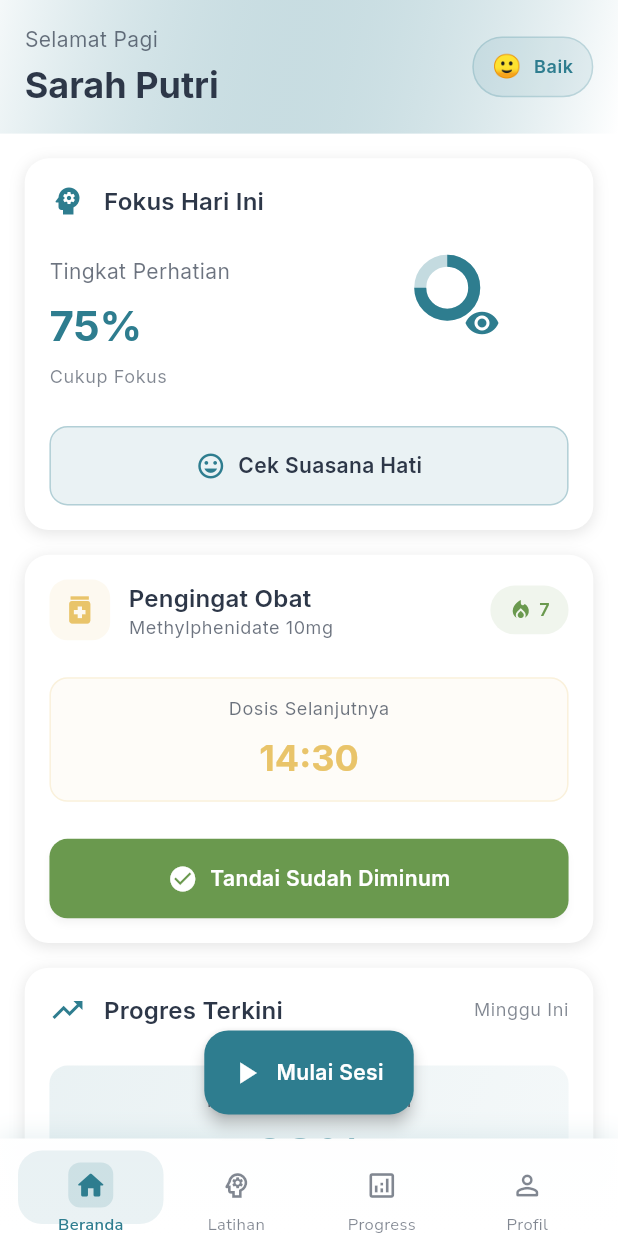
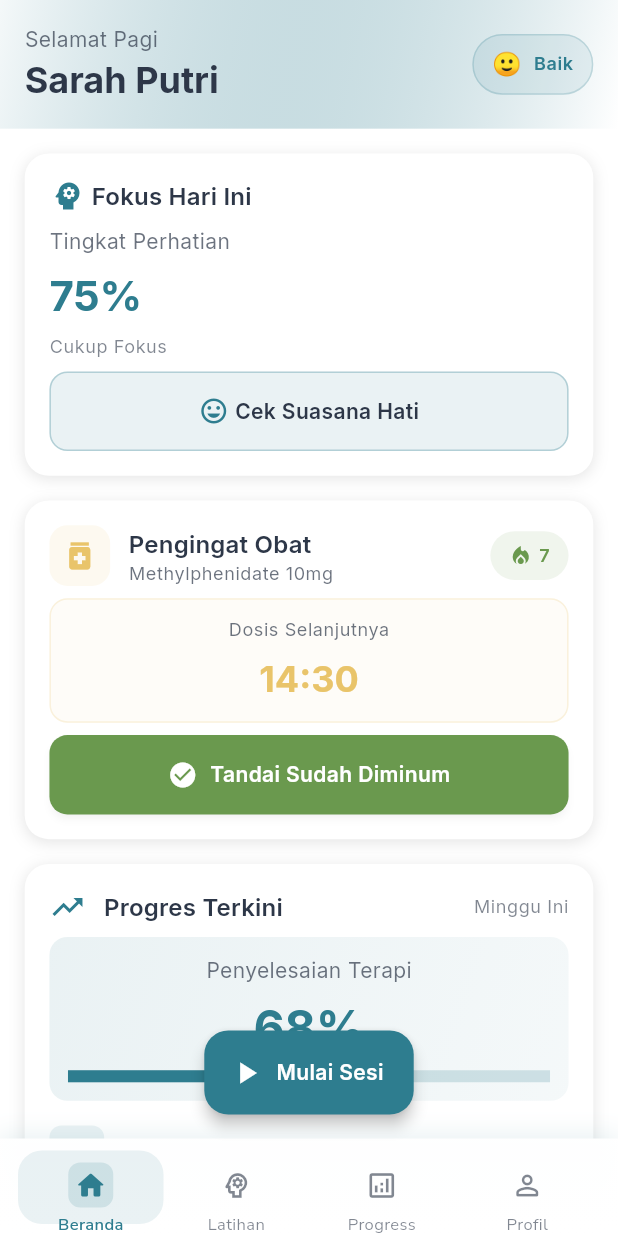
Before and after one commit to natiarap/adhd-therapy, a Flutter app: the DashboardHome screen opened by its route, on a phone screen of 412 x 824 dp. Run offline on Flutter 3.47's test engine with Material 3 defaults, Android fonts, the phone set to English and light mode, and no system bars; our stand-ins replace cached_network_image, file_picker, fl_chart, flutter_svg, google_fonts, sizer; missing offline and left inert: universal_html.

```diff
--- a/lib/presentation/dashboard_home/dashboard_home.dart
+++ b/lib/presentation/dashboard_home/dashboard_home.dart
@@ -136,7 +136,7 @@ class _DashboardHomeState extends State<DashboardHome> {
                     AchievementBadgesWidget(
                       achievements: _achievements,
                     ),
-                    SizedBox(height: 10.h), // Bottom padding for FAB
+                    SizedBox(height: 4.h), // Bottom padding for FAB
                   ],
                 ),
               ),
@@ -241,7 +241,7 @@ class _DashboardHomeState extends State<DashboardHome> {
             children: [
               Container(
                 width: 12.w,
-                height: 0.5.h,
+                height: 0.6.h,
                 decoration: BoxDecoration(
                   color: colorScheme.onSurface.withValues(alpha: 0.3),
                   borderRadius: BorderRadius.circular(2),
--- a/lib/presentation/dashboard_home/widgets/greeting_header_widget.dart
+++ b/lib/presentation/dashboard_home/widgets/greeting_header_widget.dart
@@ -43,7 +43,7 @@ class GreetingHeaderWidget extends StatelessWidget {
                     color: colorScheme.onSurface.withValues(alpha: 0.7),
                   ),
                 ),
-                SizedBox(height: 0.5.h),
+                SizedBox(height: 0.1.h),
                 Text(
                   userName,
                   style: theme.textTheme.headlineSmall?.copyWith(
--- a/lib/presentation/dashboard_home/widgets/medication_reminder_card_widget.dart
+++ b/lib/presentation/dashboard_home/widgets/medication_reminder_card_widget.dart
@@ -102,7 +102,7 @@ class MedicationReminderCardWidget extends StatelessWidget {
               ),
             ],
           ),
-          SizedBox(height: 3.h),
+          SizedBox(height: 1.h),
           Container(
             width: double.infinity,
             padding: EdgeInsets.all(3.w),
@@ -133,7 +133,7 @@ class MedicationReminderCardWidget extends StatelessWidget {
               ],
             ),
           ),
-          SizedBox(height: 3.h),
+          SizedBox(height: 1.h),
           SizedBox(
             width: double.infinity,
             child: ElevatedButton(
--- a/lib/presentation/dashboard_home/widgets/quick_actions_widget.dart
+++ b/lib/presentation/dashboard_home/widgets/quick_actions_widget.dart
@@ -38,7 +38,7 @@ class QuickActionsWidget extends StatelessWidget {
               ),
             ),
           ),
-          SizedBox(height: 2.h),
+          SizedBox(height: 1.h),
           Row(
             children: [
               Expanded(
@@ -126,7 +126,7 @@ class QuickActionsWidget extends StatelessWidget {
                 size: 28,
               ),
             ),
-            SizedBox(height: 2.h),
+            SizedBox(height: 1.h),
             Text(
               title,
               style: theme.textTheme.bodySmall?.copyWith(
--- a/lib/presentation/dashboard_home/widgets/recent_progress_widget.dart
+++ b/lib/presentation/dashboard_home/widgets/recent_progress_widget.dart
@@ -62,7 +62,7 @@ class RecentProgressWidget extends StatelessWidget {
               ),
             ],
           ),
-          SizedBox(height: 3.h),
+          SizedBox(height: 1.h),
           Container(
             width: double.infinity,
             padding: EdgeInsets.all(3.w),
@@ -93,7 +93,7 @@ class RecentProgressWidget extends StatelessWidget {
                     color: colorScheme.primary,
                   ),
                 ),
-                SizedBox(height: 2.h),
+                SizedBox(height: 1.h),
                 LinearProgressIndicator(
                   value: weeklyCompletion,
                   backgroundColor: colorScheme.primary.withValues(alpha: 0.2),
@@ -104,7 +104,7 @@ class RecentProgressWidget extends StatelessWidget {
               ],
             ),
           ),
-          SizedBox(height: 3.h),
+          SizedBox(height: 2.h),
           Column(
             children: progressData
                 .map((data) => _buildProgressItem(
@@ -147,7 +147,7 @@ class RecentProgressWidget extends StatelessWidget {
               size: 20,
             ),
           ),
-          SizedBox(width: 3.w),
+          SizedBox(width: 2.w),
           Expanded(
             child: Text(
               title,
--- a/lib/presentation/dashboard_home/widgets/todays_focus_card_widget.dart
+++ b/lib/presentation/dashboard_home/widgets/todays_focus_card_widget.dart
@@ -44,7 +44,7 @@ class TodaysFocusCardWidget extends StatelessWidget {
                 color: colorScheme.primary,
                 size: 24,
               ),
-              SizedBox(width: 3.w),
+              SizedBox(width: 1.w),
               Expanded(
                 child: Text(
                   'Fokus Hari Ini',
@@ -56,7 +56,7 @@ class TodaysFocusCardWidget extends StatelessWidget {
               ),
             ],
           ),
-          SizedBox(height: 3.h),
+          SizedBox(height: 1.h),
           Row(
             children: [
               Expanded(
@@ -88,45 +88,9 @@ class TodaysFocusCardWidget extends StatelessWidget {
                   ],
                 ),
               ),
-              Expanded(
-                flex: 1,
-                child: Center(
-                  child: SizedBox(
-                    width: 20.w,
-                    height: 20.w,
-                    child: Stack(
-                      children: [
-                        CircularProgressIndicator(
-                          value: 1.0,
-                          strokeWidth: 8,
-                          backgroundColor:
-                              colorScheme.primary.withValues(alpha: 0.1),
-                          valueColor: AlwaysStoppedAnimation<Color>(
-                            colorScheme.primary.withValues(alpha: 0.2),
-                          ),
-                        ),
-                        CircularProgressIndicator(
-                          value: attentionLevel,
-                          strokeWidth: 8,
-                          backgroundColor: Colors.transparent,
-                          valueColor: AlwaysStoppedAnimation<Color>(
-                              colorScheme.primary),
-                        ),
-                        Center(
-                          child: CustomIconWidget(
-                            iconName: 'visibility',
-                            color: colorScheme.primary,
-                            size: 24,
-                          ),
-                        ),
-                      ],
-                    ),
-                  ),
-                ),
-              ),
             ],
           ),
-          SizedBox(height: 3.h),
+          SizedBox(height: 1.h),
           SizedBox(
             width: double.infinity,
             child: ElevatedButton(
@@ -152,7 +116,7 @@ class TodaysFocusCardWidget extends StatelessWidget {
                     color: colorScheme.primary,
                     size: 20,
                   ),
-                  SizedBox(width: 2.w),
+                  SizedBox(width: 1.w),
                   Text(
                     'Cek Suasana Hati',
                     style: theme.textTheme.bodyMedium?.copyWith(
```
Also changed, not shown: lib/presentation/dashboard_home/widgets/achievement_badges_widget.dart (+12 -12 lines), lib/main.dart (indentation only), lib/presentation/focus_training_games/focus_training_games.dart (line endings or trailing spaces).
